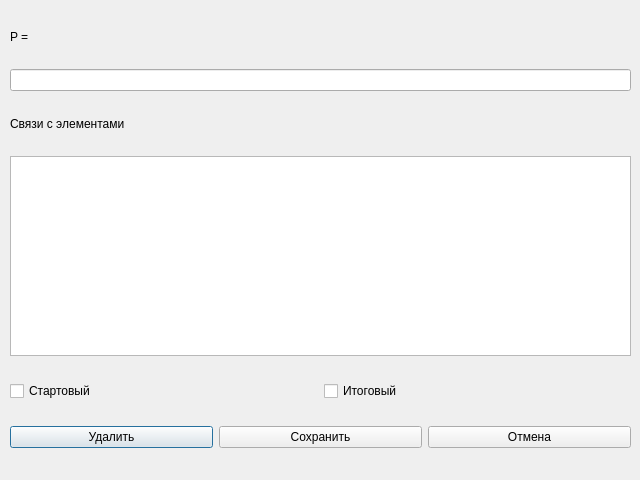
First picture: the form in sub_window.ui, repository arsenty01/www, before the edit.
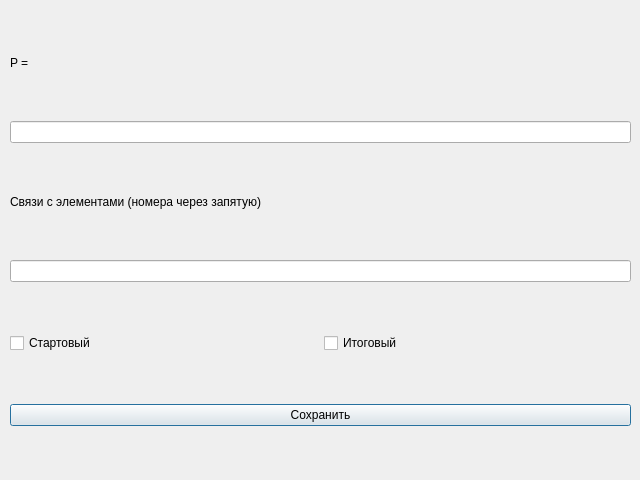
Second picture: the form after the edit.

```diff
--- a/sub_window.ui
+++ b/sub_window.ui
@@ -63,32 +63,15 @@
        </size>
       </property>
       <property name="text">
-       <string>Связи с элементами</string>
+       <string>Связи с элементами (номера через запятую)</string>
       </property>
      </widget>
     </item>
     <item row="1" column="0">
      <widget class="QLineEdit" name="p_le"/>
     </item>
-    <item row="3" column="0">
-     <widget class="QListView" name="conn_lt">
-      <property name="maximumSize">
-       <size>
-        <width>16777215</width>
-        <height>200</height>
-       </size>
-      </property>
-     </widget>
-    </item>
     <item row="5" column="0">
      <layout class="QHBoxLayout" name="horizontalLayout_2">
-      <item>
-       <widget class="QPushButton" name="delete_btn">
-        <property name="text">
-         <string>Удалить</string>
-        </property>
-       </widget>
-      </item>
       <item>
        <widget class="QPushButton" name="save_btn">
         <property name="text">
@@ -96,15 +79,11 @@
         </property>
        </widget>
       </item>
-      <item>
-       <widget class="QPushButton" name="cancel_btn">
-        <property name="text">
-         <string>Отмена</string>
-        </property>
-       </widget>
-      </item>
      </layout>
     </item>
+    <item row="3" column="0">
+     <widget class="QLineEdit" name="lineEdit"/>
+    </item>
    </layout>
   </widget>
  </widget>
```
